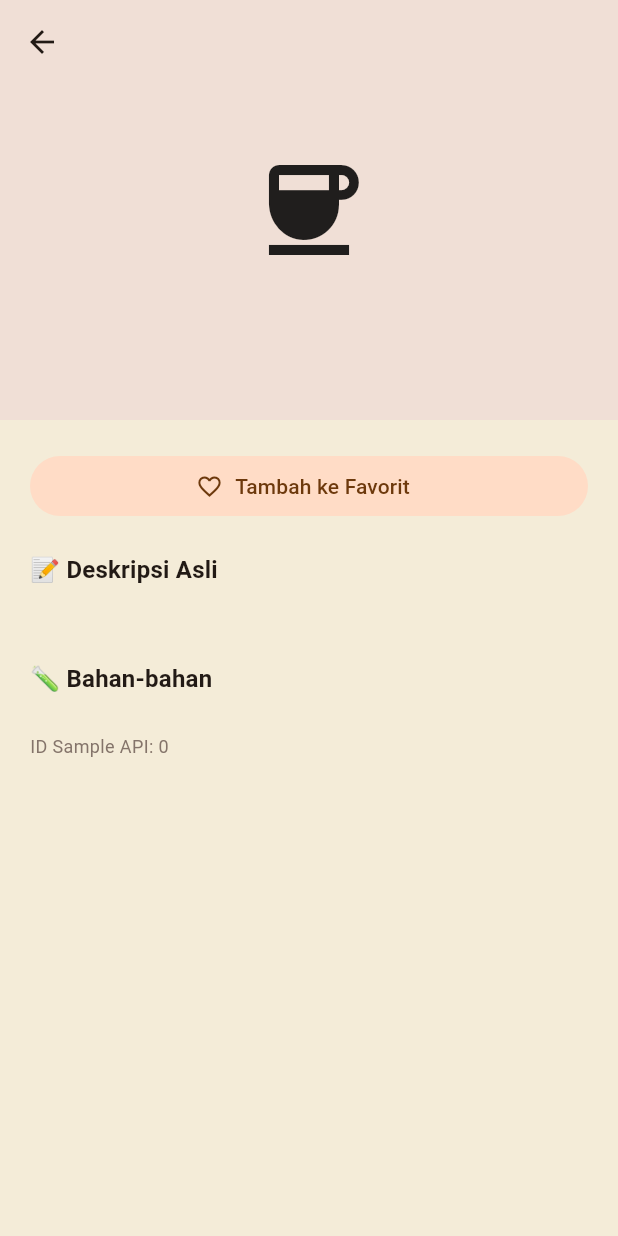
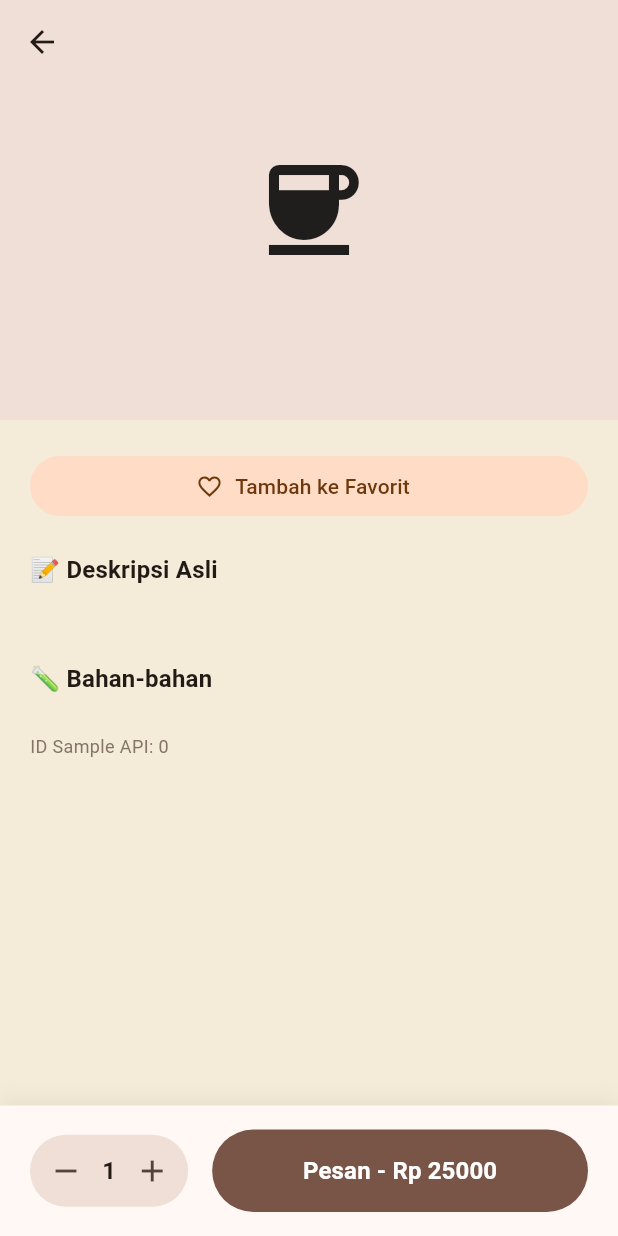
Before and after one commit to nayladev-id/COCA-APK, a Flutter app: the DetailScreen screen opened directly with empty values, on a phone screen of 412 x 824 dp. Run offline on Flutter 3.47's test engine with Material 3 defaults, Android fonts, the phone set to English and light mode, and no system bars; our stand-ins replace image_picker, shared_preferences; accounts and stored records are empty; network calls fail.

Commit message:
feat: tambah logika quantity dan tombol Add to Cart di DetailScreen

```diff
--- a/lib/screens/detail_screen.dart
+++ b/lib/screens/detail_screen.dart
@@ -1,9 +1,10 @@
 // lib/screens/detail_screen.dart
-// Menampilkan detail lengkap 1 kopi + aksi tambah/hapus favorit
+// Menampilkan detail lengkap 1 kopi + aksi tambah favorit & Keranjang
 
 import 'package:flutter/material.dart';
 import '../models/coffee_model.dart';
 import '../models/terjemahan_model.dart';
+import '../models/cart_model.dart'; // IMPORT MODEL KERANJANG
 import '../utils/image_overrides.dart';
 import '../utils/ingredient_translator.dart';
 
@@ -29,11 +30,62 @@ class DetailScreen extends StatefulWidget {
 
 class _DetailScreenState extends State<DetailScreen> {
   late bool _isFavorit;
+  int _quantity = 1; // Variabel jumlah pesanan
 
   @override
   void initState() {
     super.initState();
     _isFavorit = widget.isFavorit;
+  }
+
+  // Logika Harga Simulasi
+  int _getDummyPrice() {
+    return widget.isIced ? 28000 : 25000;
+  }
+
+  // Fungsi Memasukkan Kopi ke Keranjang Global
+  void _addToCart() {
+    final price = _getDummyPrice();
+    final currentCart = List<CartItem>.from(cartNotifier.value);
+
+    // Cek apakah kopi ini (dengan suhu yang sama) sudah ada di keranjang
+    int existingIndex = currentCart.indexWhere((item) =>
+        item.nama == widget.coffee.title && item.isIced == widget.isIced);
+
+    if (existingIndex != -1) {
+      // Jika sudah ada, cukup tambahkan kuantitasnya
+      currentCart[existingIndex].quantity += _quantity;
+    } else {
+      // Jika belum ada, buat pesanan baru
+      currentCart.add(
+        CartItem(
+          id: widget.coffee.id,
+          nama: widget.coffee.title,
+          image: widget.coffee.image,
+          harga: price,
+          quantity: _quantity,
+          isIced: widget.isIced,
+        )
+      );
+    }
+
+    // Beri tahu sistem bahwa keranjang telah berubah
+    cartNotifier.value = currentCart;
+
+    // Munculkan notifikasi sukses
+    ScaffoldMessenger.of(context).showSnackBar(
+      SnackBar(
+        content: Text('${_quantity}x ${widget.coffee.title} ditambahkan ke keranjang!'),
+        backgroundColor: Colors.brown,
+        behavior: SnackBarBehavior.floating,
+        shape: RoundedRectangleBorder(borderRadius: BorderRadius.circular(10)),
+        action: SnackBarAction(
+          label: 'OK',
+          textColor: Colors.white,
+          onPressed: () {},
+        ),
+      ),
+    );
   }
 
   Widget _sectionTitle(BuildContext context, String text) {
@@ -51,6 +103,7 @@ class _DetailScreenState extends State<DetailScreen> {
     final coffee = widget.coffee;
     final terjemahan = widget.terjemahan;
     final colorScheme = Theme.of(context).colorScheme;
+    final totalHarga = _getDummyPrice() * _quantity;
 
     return Scaffold(
       body: CustomScrollView(
@@ -142,12 +195,72 @@ class _DetailScreenState extends State<DetailScreen> {
                   const SizedBox(height: 16),
                   Text('ID Sample API: ${coffee.id}',
                       style: TextStyle(color: colorScheme.outline, fontSize: 12)),
+                  const SizedBox(height: 80), // Spacer agar tidak tertutup tombol bawah
                 ],
               ),
             ),
           ),
         ],
       ),
+
+      // BOTTOM BAR: Pengatur Jumlah & Tombol Keranjang
+      bottomNavigationBar: Container(
+        padding: const EdgeInsets.symmetric(horizontal: 20, vertical: 16),
+        decoration: BoxDecoration(
+          color: Theme.of(context).colorScheme.surface,
+          boxShadow: [
+            BoxShadow(
+              color: Colors.black.withValues(alpha: 0.05),
+              blurRadius: 10,
+              offset: const Offset(0, -5),
+            ),
+          ],
+        ),
+        child: SafeArea(
+          child: Row(
+            children: [
+              // Pengatur Jumlah (+/-)
+              Container(
+                decoration: BoxDecoration(
+                  color: colorScheme.surfaceContainerHighest,
+                  borderRadius: BorderRadius.circular(30),
+                ),
+                child: Row(
+                  children: [
+                    IconButton(
+                      icon: const Icon(Icons.remove),
+                      onPressed: () {
+                        if (_quantity > 1) setState(() => _quantity--);
+                      },
+                    ),
+                    Text('$_quantity', style: const TextStyle(fontWeight: FontWeight.bold, fontSize: 16)),
+                    IconButton(
+                      icon: const Icon(Icons.add),
+                      onPressed: () => setState(() => _quantity++),
+                    ),
+                  ],
+                ),
+              ),
+              const SizedBox(width: 16),
+              // Tombol Tambah ke Keranjang
+              Expanded(
+                child: FilledButton(
+                  onPressed: _addToCart,
+                  style: FilledButton.styleFrom(
+                    padding: const EdgeInsets.symmetric(vertical: 16),
+                    backgroundColor: Colors.brown,
+                    shape: RoundedRectangleBorder(borderRadius: BorderRadius.circular(30)),
+                  ),
+                  child: Text(
+                    'Pesan - Rp $totalHarga',
+                    style: const TextStyle(fontSize: 16, fontWeight: FontWeight.bold),
+                  ),
+                ),
+              ),
+            ],
+          ),
+        ),
+      ),
     );
   }
 }
```
